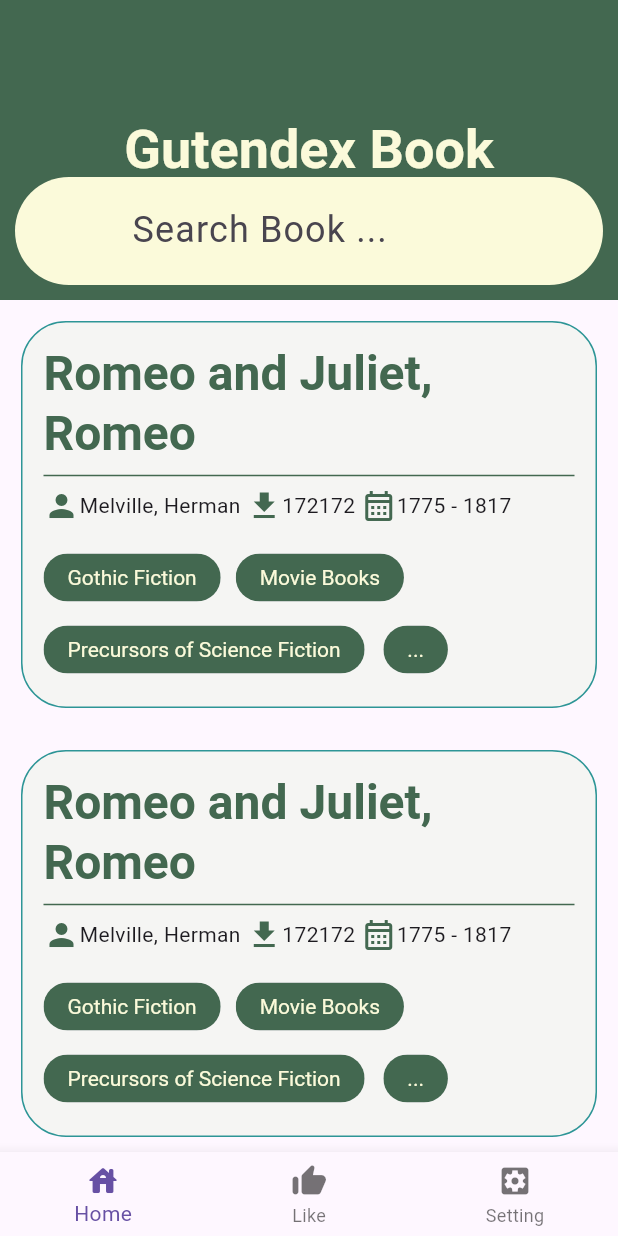
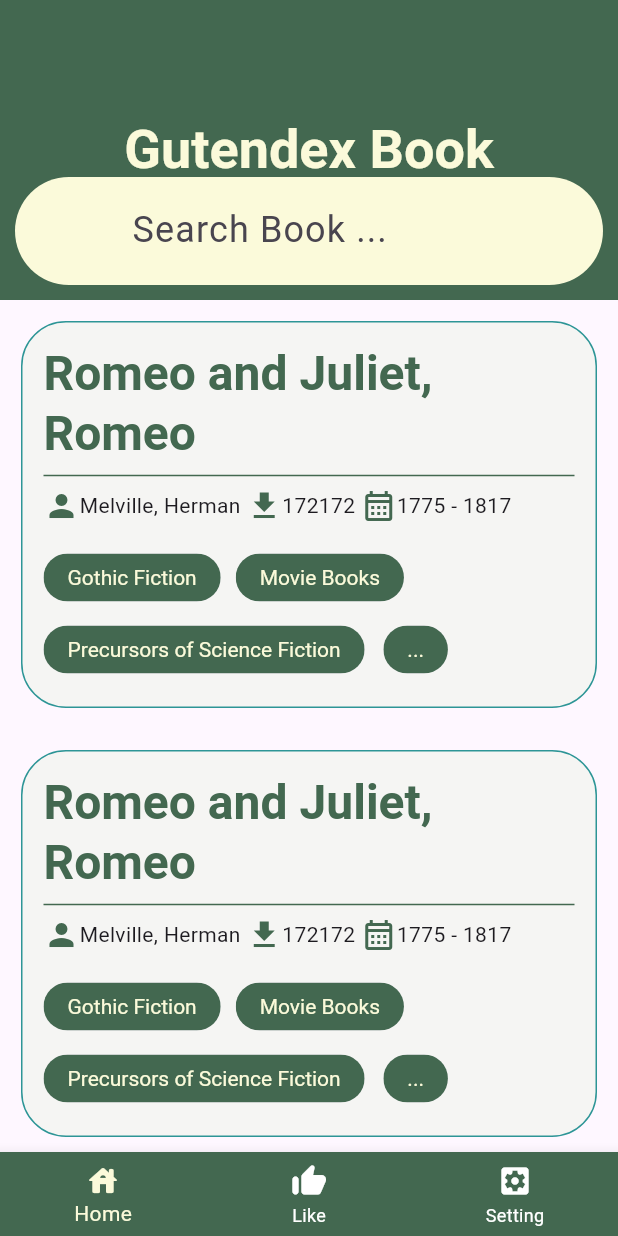
Before and after one commit to gedeivanpratama/guternberg_book, a Flutter app: the screen it shows after launch, on a phone screen of 412 x 824 dp. Run offline on Flutter 3.47's test engine with Material 3 defaults, Android fonts, the phone set to English and light mode, and no system bars; our stand-ins replace bloc, dio, equatable, flutter_bloc; generated files the repository leaves out were written again.

Commit message:
theme improvement

```diff
--- a/lib/core/theme/custom_theme.dart
+++ b/lib/core/theme/custom_theme.dart
@@ -49,6 +49,47 @@ class CustomTheme {
         iconTheme: IconThemeData(
           color: Color(0xFF436850),
         ),
+        elevatedButtonTheme: ElevatedButtonThemeData(
+          style: ElevatedButton.styleFrom(
+              backgroundColor: Color(0xFF436850),
+              foregroundColor: Colors.white),
+        ),
+        checkboxTheme: CheckboxThemeData(
+          checkColor: MaterialStateProperty.all(
+            Color(0xFF436850),
+          ),
+        ),
+        listTileTheme: ListTileThemeData(
+          tileColor: Color(0xFF436850),
+        ),
+        dropdownMenuTheme: DropdownMenuThemeData(
+          menuStyle: MenuStyle(
+            padding: MaterialStateProperty.all(
+              EdgeInsets.all(12),
+            ),
+          ),
+          inputDecorationTheme: InputDecorationTheme(
+            contentPadding: EdgeInsets.all(12),
+            enabledBorder: OutlineInputBorder(
+              borderRadius: BorderRadius.circular(30),
+              borderSide: BorderSide(
+                color: Color(0xFF436850),
+              ),
+            ),
+            border: OutlineInputBorder(
+              borderRadius: BorderRadius.circular(30),
+              borderSide: BorderSide(
+                color: Color(0xFF436850),
+              ),
+            ),
+          ),
+        ),
+
+        bottomNavigationBarTheme: BottomNavigationBarThemeData(
+          backgroundColor: Color(0xFF436850),
+          unselectedItemColor: Colors.white,
+          selectedItemColor: Color(0xffFBFADA),
+        ),
         chipTheme: ChipThemeData(
           labelStyle: TextStyle(color: Color(0xffFBFADA)),
           backgroundColor: Color(0xFF436850),
```
Also changed, not shown: lib/features/home/main_screen.dart (+34 -2 lines), lib/features/home/presentations/screens/home_screen.dart (+21 -6 lines).
